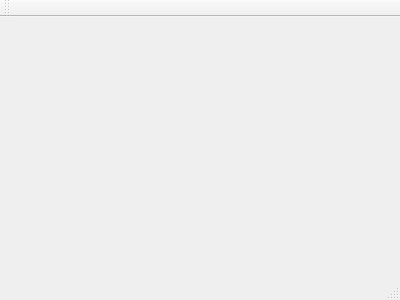
Qt form WallsAndHoles/mainwindow.ui (Bdtrotte/3D-Map-Gen) before a commit.
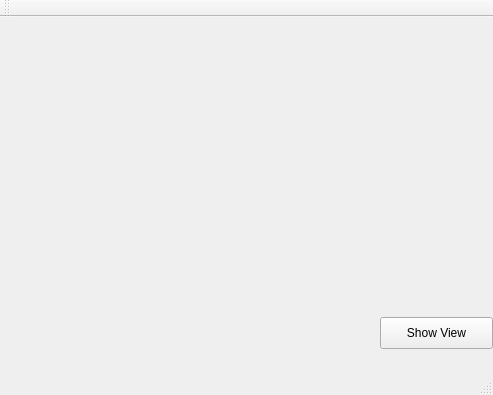
The same form after that commit.

Commit message: MeshView and surrounding classes

The edit to the form file:
```diff
--- a/WallsAndHoles/mainwindow.ui
+++ b/WallsAndHoles/mainwindow.ui
@@ -1,24 +1,53 @@
 <ui version="4.0">
  <class>MainWindow</class>
- <widget class="QMainWindow" name="MainWindow" >
-  <property name="geometry" >
+ <widget class="QMainWindow" name="MainWindow">
+  <property name="geometry">
    <rect>
     <x>0</x>
     <y>0</y>
-    <width>400</width>
-    <height>300</height>
+    <width>493</width>
+    <height>395</height>
    </rect>
   </property>
   <property name="windowTitle" >
    <string>MainWindow</string>
   </property>
-  <widget class="QMenuBar" name="menuBar" />
-  <widget class="QToolBar" name="mainToolBar" />
-  <widget class="QWidget" name="centralWidget" />
-  <widget class="QStatusBar" name="statusBar" />
+  <widget class="QWidget" name="centralWidget">
+   <widget class="QPushButton" name="pushButton">
+    <property name="geometry">
+     <rect>
+      <x>380</x>
+      <y>300</y>
+      <width>113</width>
+      <height>32</height>
+     </rect>
+    </property>
+    <property name="text">
+     <string>Show View</string>
+    </property>
+   </widget>
+  </widget>
+  <widget class="QMenuBar" name="menuBar">
+   <property name="geometry">
+    <rect>
+     <x>0</x>
+     <y>0</y>
+     <width>493</width>
+     <height>22</height>
+    </rect>
+   </property>
+  </widget>
+  <widget class="QToolBar" name="mainToolBar">
+   <attribute name="toolBarArea">
+    <enum>TopToolBarArea</enum>
+   </attribute>
+   <attribute name="toolBarBreak">
+    <bool>false</bool>
+   </attribute>
+  </widget>
+  <widget class="QStatusBar" name="statusBar"/>
  </widget>
- <layoutDefault spacing="6" margin="11" />
- <pixmapfunction></pixmapfunction>
+ <layoutdefault spacing="6" margin="11"/>
  <resources/>
  <connections/>
 </ui>
```
Left out of the diff: 3 changed lines with no effect on the pictures. The commit also changes 21 other files.
